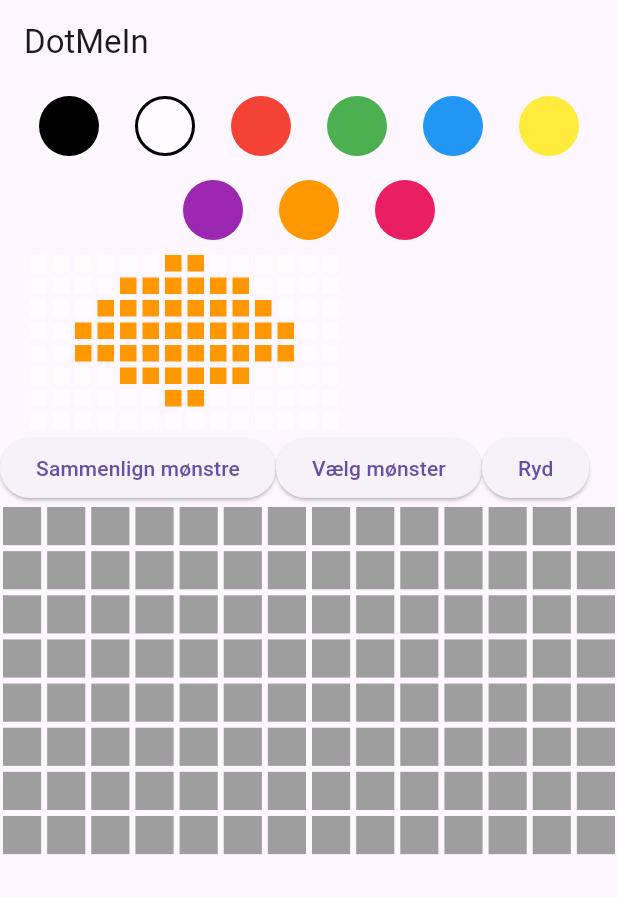
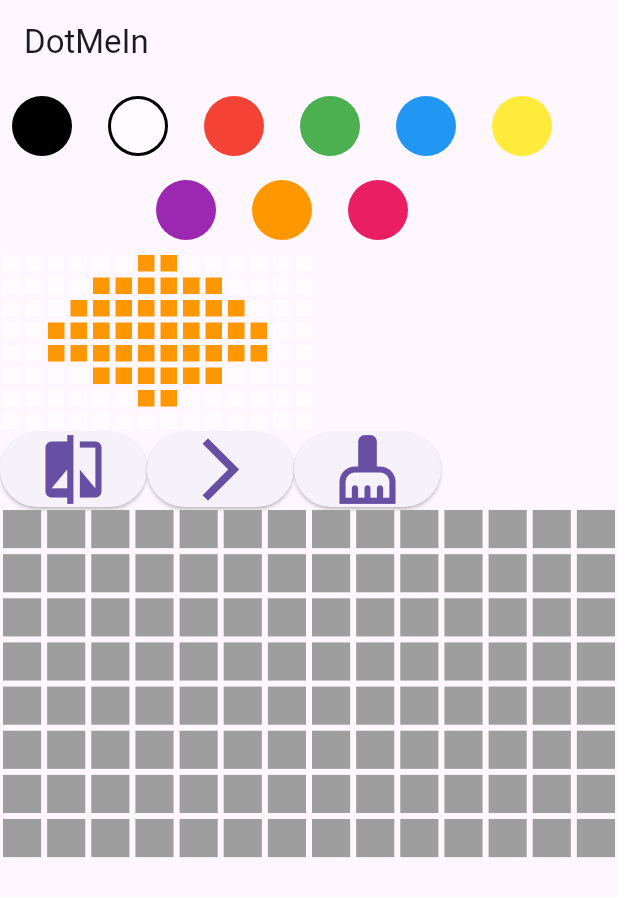
Before and after one commit to aerodk/DotMeIn, a Flutter app: the screen it shows after launch, on a phone screen of 412 x 824 dp. Shown: the top 897 px of the screen. Run offline on Flutter 3.47's test engine with Material 3 defaults, Android fonts, the phone set to English and light mode, and no system bars.

Commit message:
Replace text with icons

```diff
--- a/lib/main.dart
+++ b/lib/main.dart
@@ -78,8 +78,6 @@
             children: [
               buildColorPicker(),
               buildPreview(selectedPatternData),
-            ],
-          ),
               Row(
                 children: [
                   ElevatedButton(
@@ -92,15 +90,21 @@
                         setState(() {});
                       }
                     },
-                child: const Text('Sammenlign mønstre'),
+                    child: const Icon(
+                      Icons.compare,
+                      size: 50,
+                    ),
                   ),
                   ElevatedButton(
                     onPressed: () {
-                  // Åbn dialogen for at vælge mønster
+                      // Open dialog for choosing pattern
                       showPatternDialog();
                     },
-                child: const Text('Vælg mønster'),
+                    child: const Icon(
+                      Icons.arrow_forward_ios_outlined,
+                      size: 50,
                     ),
+                  ), // To choose a pattern
                   ElevatedButton(
                     onPressed: () {
                       setState(() {
@@ -111,8 +115,10 @@
                         );
                       });
                     },
-                child: const Text('Ryd'),
+                    child: const Icon(Icons.cleaning_services, size: 50),
                   )
+                ],
+              ),
             ],
           ),
           // if (kDebugMode) // Re-enable to activate animation star
@@ -324,7 +330,13 @@
     // Juster faktorerne for at ændre størrelsen af miniaturebilledet
     double boxSize = 15.0; // Skift denne værdi efter behov
 
-    return SizedBox(
+    return GestureDetector(
+      // onTap: () {
+      //   setState(() {
+      //     showPatternDialog();
+      //   });
+      // },
+      child: SizedBox(
         height: height.toDouble() * boxSize,
         width: width.toDouble() * boxSize,
         child: GridView.builder(
@@ -342,6 +354,7 @@
           },
           itemCount: height * width,
           physics: const NeverScrollableScrollPhysics(),
+        ),
       ),
     );
   }
```
Lines whose indentation alone changed are shown as unchanged.
